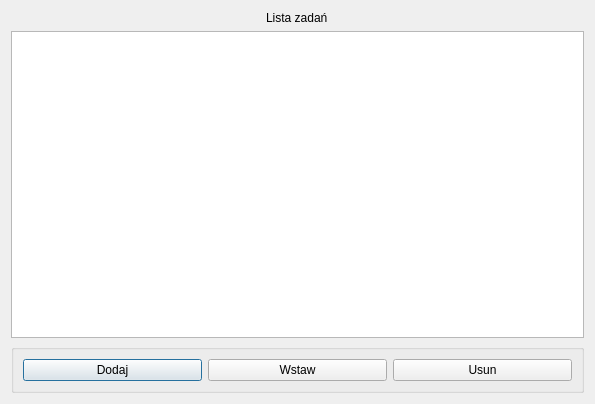
Kielx/PJC_Projekt, file loggedin.ui: the form before one commit.
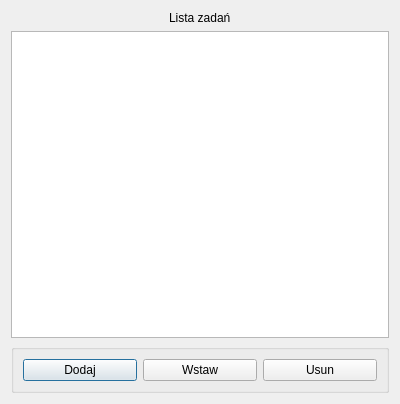
The form after the commit.

Patch:
```diff
--- a/loggedin.ui
+++ b/loggedin.ui
@@ -6,7 +6,7 @@
    <rect>
     <x>0</x>
     <y>0</y>
-    <width>595</width>
+    <width>400</width>
     <height>404</height>
    </rect>
   </property>
```
